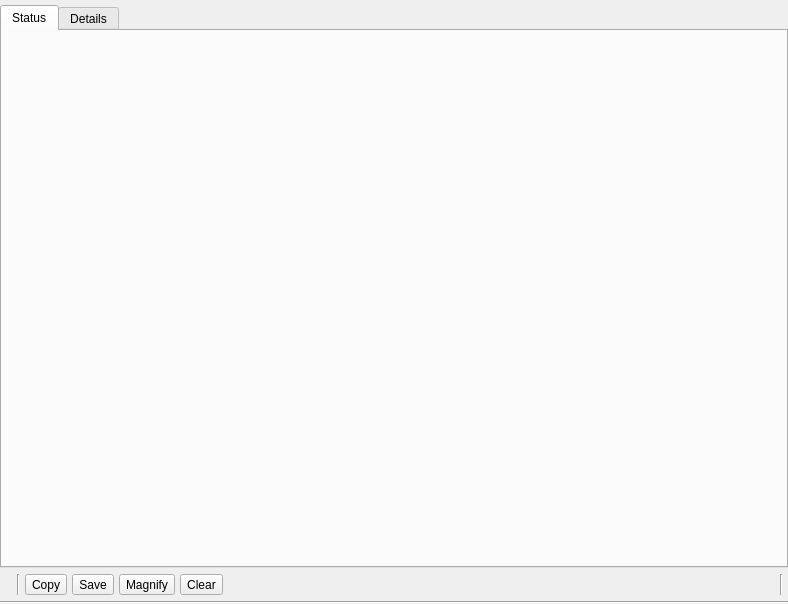
Before: the Qt Designer form ui/InfoBoard.ui in saturneric/GpgFrontend, drawn with Qt 5.
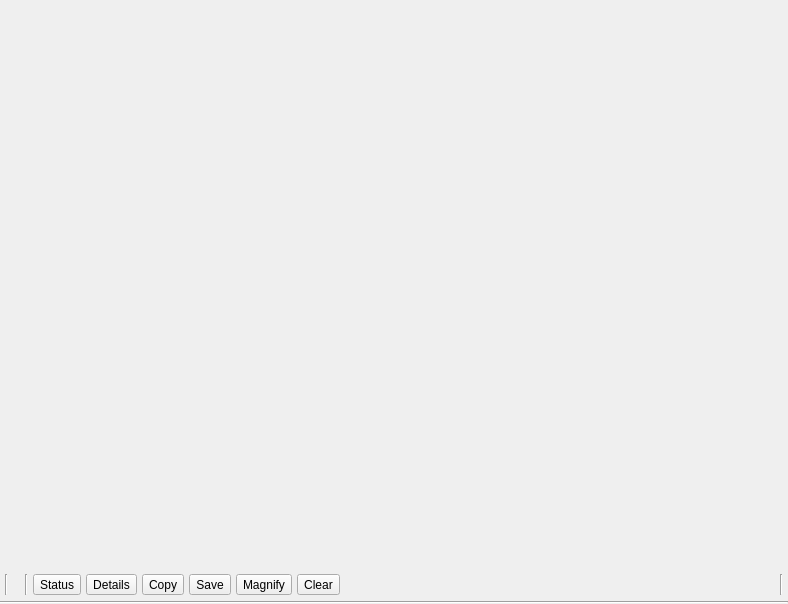
After: the same form once the commit is applied. Icons and pictures are not drawn.

Commit message: feat(ui): add stacked navigation and random ID button

```diff
--- a/ui/InfoBoard.ui
+++ b/ui/InfoBoard.ui
@@ -34,14 +34,11 @@
      <item>
       <layout class="QVBoxLayout" name="verticalLayout_2">
        <item>
-        <widget class="QTabWidget" name="tabWidget">
+        <widget class="QStackedWidget" name="stackedWidget">
          <property name="currentIndex">
           <number>0</number>
          </property>
-         <widget class="QWidget" name="page_1" native="true">
-          <attribute name="title">
-           <string>Status</string>
-          </attribute>
+         <widget class="QWidget" name="page_1">
           <layout class="QVBoxLayout" name="verticalLayout_3">
            <property name="leftMargin">
             <number>0</number>
@@ -57,10 +54,7 @@
            </property>
           </layout>
          </widget>
-         <widget class="QWidget" name="page_2" native="true">
-          <attribute name="title">
-           <string>Details</string>
-          </attribute>
+         <widget class="QWidget" name="page_2">
           <layout class="QVBoxLayout" name="verticalLayout_5">
            <property name="spacing">
             <number>0</number>
@@ -131,6 +125,13 @@
           <property name="bottomMargin">
            <number>0</number>
           </property>
+          <item>
+           <widget class="Line" name="segLine">
+            <property name="orientation">
+             <enum>Qt::Orientation::Vertical</enum>
+            </property>
+           </widget>
+          </item>
           <item>
            <widget class="QLabel" name="statusIndicatorLabel">
             <property name="text">
@@ -145,6 +146,32 @@
             </property>
            </widget>
           </item>
+          <item>
+           <widget class="QToolButton" name="segStatusButton">
+            <property name="text">
+             <string>Status</string>
+            </property>
+            <property name="checkable">
+             <bool>true</bool>
+            </property>
+            <property name="autoRaise">
+             <bool>false</bool>
+            </property>
+           </widget>
+          </item>
+          <item>
+           <widget class="QToolButton" name="segDetailsButton">
+            <property name="text">
+             <string>Details</string>
+            </property>
+            <property name="checkable">
+             <bool>true</bool>
+            </property>
+            <property name="autoRaise">
+             <bool>false</bool>
+            </property>
+           </widget>
+          </item>
           <item>
            <widget class="QToolButton" name="copyToolButton">
             <property name="toolTip">
```
The commit also changes 1 other file.
